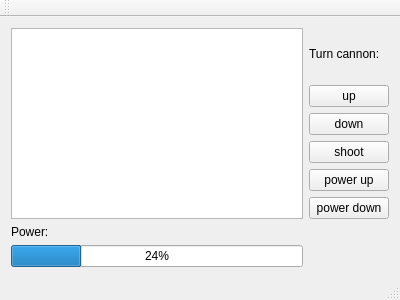
Above: Homeworks. Second term/penalty work/1/mainWindow.ui from AnnaSkachkauskaite/Homeworks before the change. Below: the same form after it.
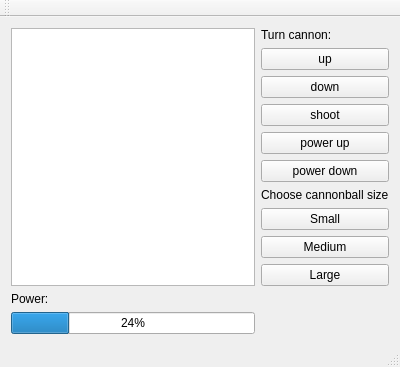
That is the form after the change.

Commit message: Now cannonball size is variable

```diff
--- a/Homeworks. Second term/penalty work/1/mainWindow.ui
+++ b/Homeworks. Second term/penalty work/1/mainWindow.ui
@@ -62,6 +62,34 @@
         </property>
        </widget>
       </item>
+      <item>
+       <widget class="QLabel" name="label_3">
+        <property name="text">
+         <string>Choose cannonball size</string>
+        </property>
+       </widget>
+      </item>
+      <item>
+       <widget class="QPushButton" name="small">
+        <property name="text">
+         <string>Small</string>
+        </property>
+       </widget>
+      </item>
+      <item>
+       <widget class="QPushButton" name="medium">
+        <property name="text">
+         <string>Medium</string>
+        </property>
+       </widget>
+      </item>
+      <item>
+       <widget class="QPushButton" name="large">
+        <property name="text">
+         <string>Large</string>
+        </property>
+       </widget>
+      </item>
      </layout>
     </item>
     <item row="1" column="0">
```
The commit also changes 6 other files.
